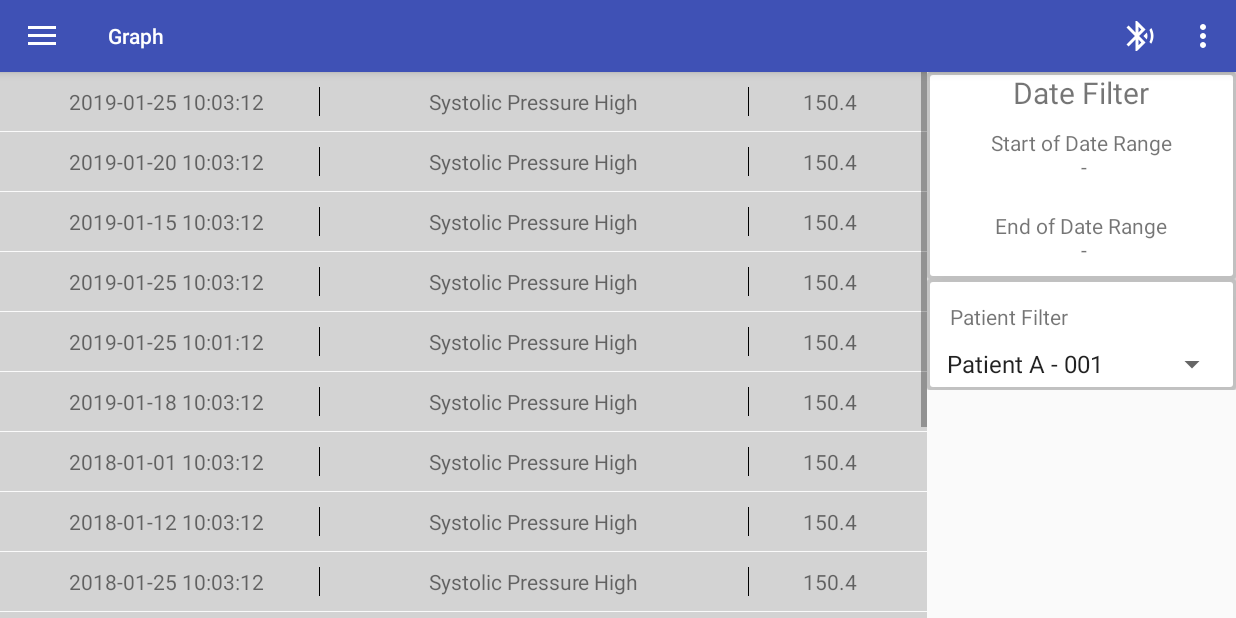
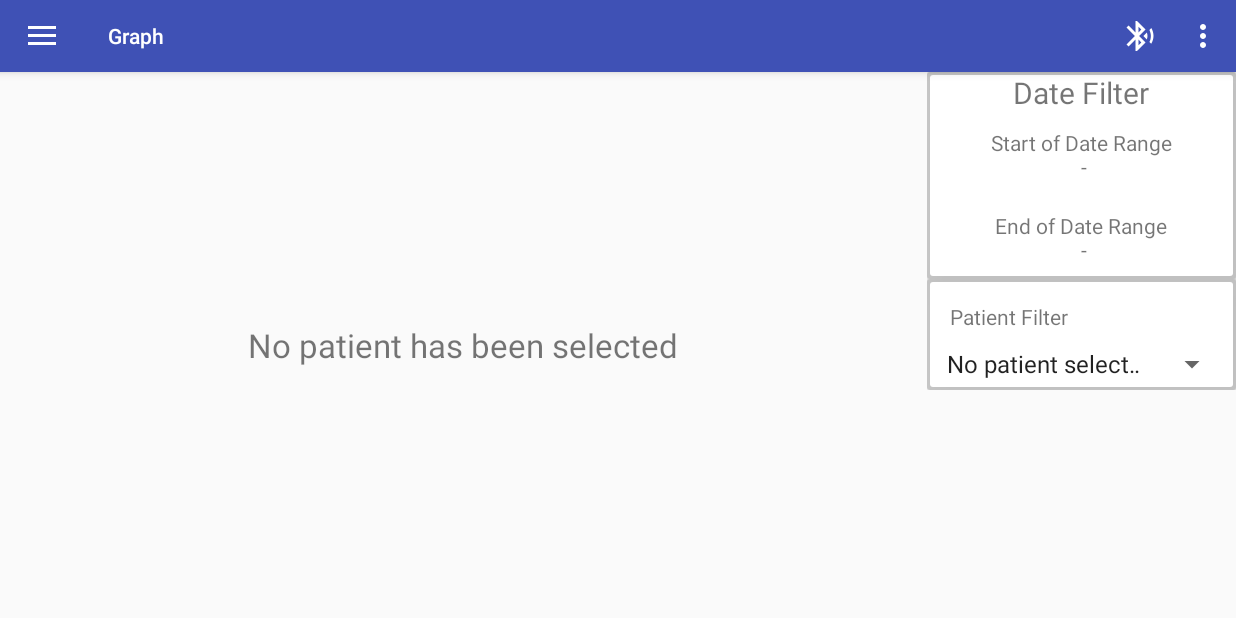
Before and after one commit to danwells96/BP-App, an Android app: the screen it shows after launch (MainActivity), after a tap on "Features", on a phone screen of 824 x 412 dp (held sideways). Run offline under Robolectric (Android 15) with nearby library versions, the phone set to English and light mode, and no system bars; libraries missing offline, so code that uses them is left out: com.github.mikephil.charting; 43 statements that could not run were skipped; 1 other tap on this screen came first.

Commit message:
Patient filter now handles edge cases better

```diff
--- a/app/src/main/java/com/project/paulo/bpapp/Features.java
+++ b/app/src/main/java/com/project/paulo/bpapp/Features.java
@@ -13,7 +13,6 @@ import android.widget.ListView;
 import android.widget.Spinner;
 import android.widget.TextView;
 
-import java.lang.reflect.Array;
 import java.text.ParseException;
 import java.text.SimpleDateFormat;
 import java.util.ArrayList;
@@ -27,6 +26,8 @@ public class Features extends Fragment implements DateRangePickerFragment.OnDate
     ListView listView;
     private FeatureAdapter adapter;
     private boolean init = true;
+    TextView noPatientTV;
+    TextView emptyListTV;
 
     @Override
     public View onCreateView(@NonNull LayoutInflater inflater, @Nullable ViewGroup container, @Nullable Bundle savedInstanceState) {
@@ -34,6 +35,8 @@ public class Features extends Fragment implements DateRangePickerFragment.OnDate
         //Creating listview and populating it with flagged features
         View rootView = inflater.inflate(R.layout.features, container, false);
         listView = (ListView)rootView.findViewById(R.id.feature_listView);
+        noPatientTV = rootView.findViewById(R.id.tv_noPatient);
+        emptyListTV = rootView.findViewById(R.id.tv_emptyList);
         featureModels = new ArrayList<>();
         //Get actual data from database here once implemented
         featureModels.add(new FeatureModel("2019-01-25 10:03:12", "Systolic Pressure High", 150.4, "001"));
@@ -51,7 +54,7 @@ public class Features extends Fragment implements DateRangePickerFragment.OnDate
         featureModels.add(new FeatureModel("2018-01-21 10:03:12", "Systolic Pressure High", 150.4, "001"));
         featureModels.add(new FeatureModel("2018-01-25 10:03:12", "Systolic Pressure High", 150.4, "002"));
 
-        dataList = (ArrayList<FeatureModel>) featureModels.clone();
+        dataList = new ArrayList<>();
         //Sets adapters and data to date range pickers
         adapter = new FeatureAdapter(dataList, getContext());
         listView.setAdapter(adapter);
@@ -61,6 +64,7 @@ public class Features extends Fragment implements DateRangePickerFragment.OnDate
 
         //Populate with patient names from database here (once implemented) that doctor is allowed access to
         List<String> patientNames = new ArrayList<String>();
+        patientNames.add("No patient selected");
         patientNames.add("Patient A - 001");
         patientNames.add("Patient B - 002");
         patientNames.add("Patient C - 003");
@@ -77,18 +81,39 @@ public class Features extends Fragment implements DateRangePickerFragment.OnDate
         patientSpinner.setOnItemSelectedListener(new AdapterView.OnItemSelectedListener() {
             @Override
             public void onItemSelected(AdapterView<?> adapterView, View view, int pos, long id) {
+
                 if(init){
                     init = false;
+                    listView.setVisibility(View.INVISIBLE);
+                    noPatientTV.setVisibility(View.VISIBLE);
                 }else {
                     //Gets newly selected patient
                     String item = adapterView.getItemAtPosition(pos).toString();
                     //Applies filter to listview and updates data displayed
-                    String pId = item.substring(item.lastIndexOf(" ") + 1);
                     dataList.clear();
-                    for (int i = 0; i < featureModels.size(); i++) {
-                        if (featureModels.get(i).patientId.equals(pId)) {
-                            dataList.add(featureModels.get(i));
+
+                    if(!item.equals("No patient selected")) {
+                        String pId = item.substring(item.lastIndexOf(" ") + 1);
+                        for (int i = 0; i < featureModels.size(); i++) {
+                            if (featureModels.get(i).patientId.equals(pId)) {
+                                dataList.add(featureModels.get(i));
+                            }
                         }
+                        //If data to display
+                        if(dataList.size()>0){
+                            listView.setVisibility(View.VISIBLE);
+                            emptyListTV.setVisibility(View.INVISIBLE);
+                            noPatientTV.setVisibility(View.INVISIBLE);
+                        }else{
+                            listView.setVisibility(View.INVISIBLE);
+                            emptyListTV.setVisibility(View.VISIBLE);
+                            noPatientTV.setVisibility(View.GONE);
+                        }
+                    }else{
+                        //No patient is selected
+                        noPatientTV.setVisibility(View.VISIBLE);
+                        emptyListTV.setVisibility(View.INVISIBLE);
+                        listView.setVisibility(View.INVISIBLE);
                     }
                     adapter.notifyDataSetChanged();
                 }
--- a/app/src/main/res/layout/features.xml
+++ b/app/src/main/res/layout/features.xml
@@ -13,7 +13,26 @@
             android:layout_width="match_parent"
             android:layout_height="wrap_content"
             android:dividerHeight="1px"
+            android:visibility="visible"
             android:divider="@drawable/list_divider"/>
+        <TextView
+            android:layout_width="match_parent"
+            android:layout_height="match_parent"
+            android:id="@+id/tv_noPatient"
+            android:visibility="invisible"
+            android:text="No patient has been selected"
+            android:layout_gravity="center"
+            android:gravity="center"
+            android:textSize="22dp"/>
+        <TextView
+            android:layout_width="match_parent"
+            android:layout_height="match_parent"
+            android:id="@+id/tv_emptyList"
+            android:visibility="invisible"
+            android:layout_gravity="center"
+            android:gravity="center"
+            android:text="No data is available on the selected patient"
+            android:textSize="22dp"/>
     </LinearLayout>
     <LinearLayout
         android:layout_width="match_parent"
```
